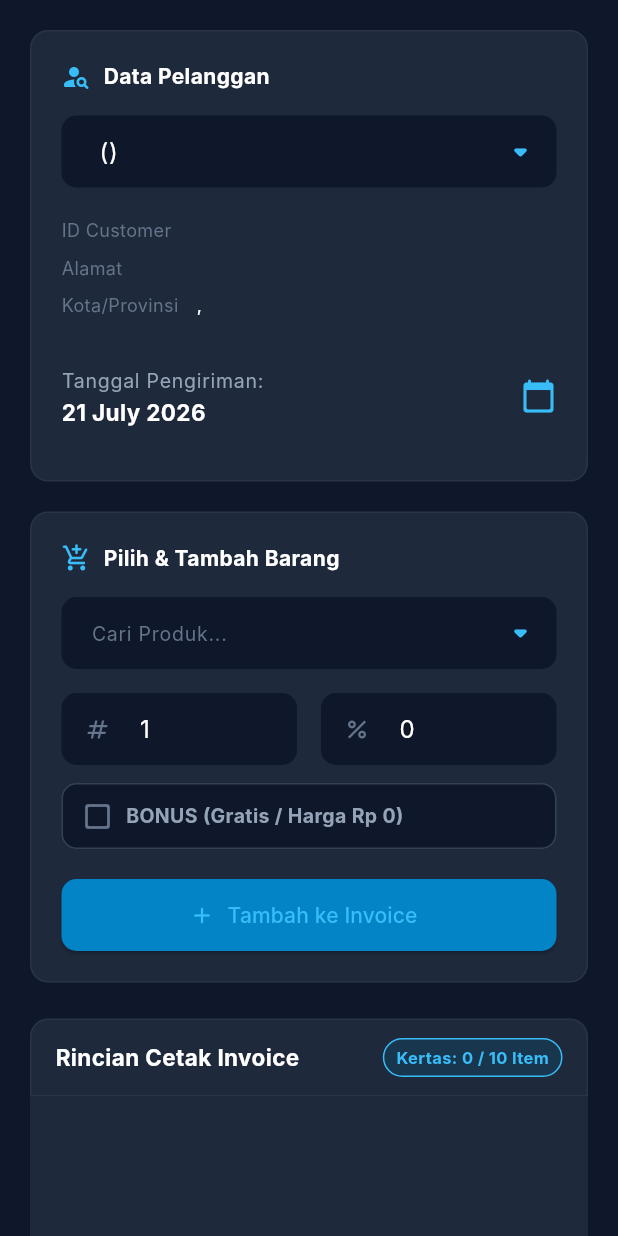
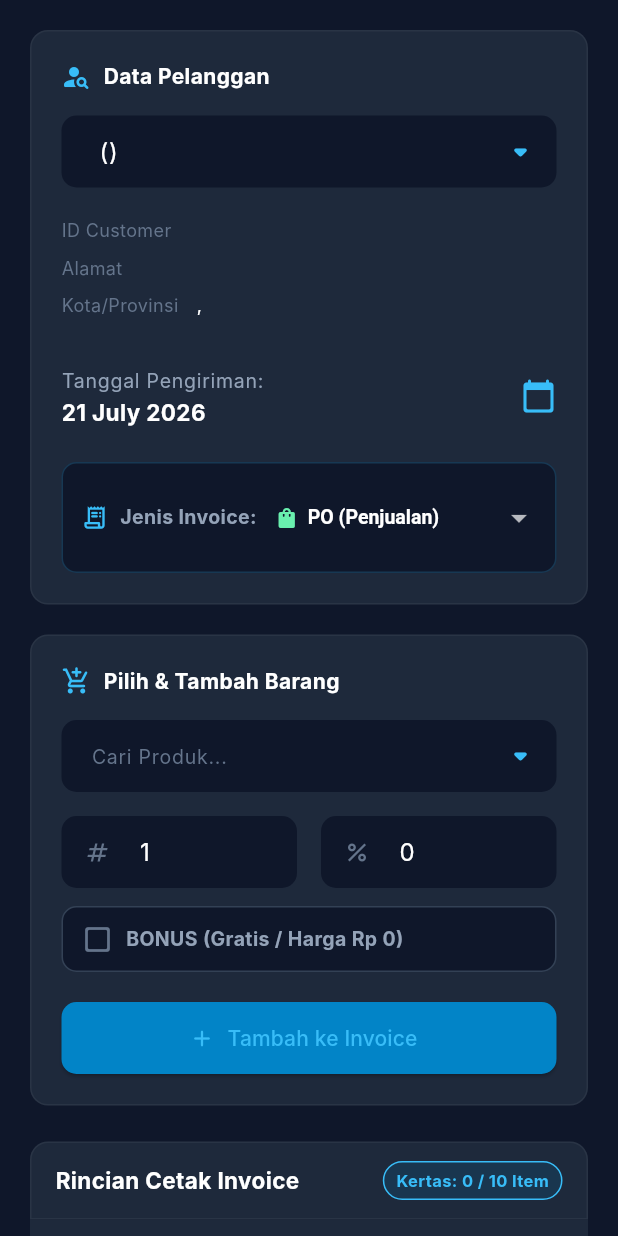
Before and after one commit to Lucifer-pw/LUCIFAX-PFS, a Flutter app: the TransactionEntryView widget shown alone on an empty page, opened directly, on a phone screen of 412 x 824 dp. Run offline on Flutter 3.47's test engine with Material 3 defaults, Android fonts, the phone set to English and light mode, and no system bars; our stand-ins replace cloud_firestore, file_picker, firebase_auth, firebase_core, fl_chart, image_picker and 3 more; missing offline and left inert: excel, google_mlkit_text_recognition, open_file_plus; accounts and stored records are empty; network calls fail; Roboto replaces fonts that are missing (Inter); key blocks and very long unbroken strings in the code were emptied for the run.

Commit message:
feat: opsi dropdown Tipe Invoice PO (Penjualan) vs SA (Sample/Bonus) & perbaikan import Excel nomor invoice SA v1.9.0

```diff
--- a/lib/models/transaction.dart
+++ b/lib/models/transaction.dart
@@ -51,7 +51,7 @@ class TransactionItem {
 }
 
 class Transaction {
-  final int invoiceNo; // auto-incrementing ID
+  final String invoiceNo; // auto-incrementing or custom ID (e.g. "625", "SA1", "SA34")
   final String customerId;
   final String customerName;
   final String aliasName;
@@ -104,8 +104,12 @@ class Transaction {
     final rawDeliveryDate = map['deliveryDate'] != null ? (map['deliveryDate'] as Timestamp).toDate() : null;
     final deliveryDate = status == 'DIKIRIM' ? rawDeliveryDate : null;
 
+    final String finalInvoiceNo = map['invoiceNo']?.toString().isNotEmpty == true
+        ? map['invoiceNo'].toString()
+        : docId;
+
     return Transaction(
-      invoiceNo: int.tryParse(docId) ?? 0,
+      invoiceNo: finalInvoiceNo,
       customerId: map['customerId'] ?? '',
       customerName: map['customerName'] ?? '',
       aliasName: map['aliasName'] ?? '',
@@ -128,6 +132,7 @@ class Transaction {
 
   Map<String, dynamic> toMap() {
     return {
+      'invoiceNo': invoiceNo,
       'customerId': customerId,
       'customerName': customerName,
       'aliasName': aliasName,
--- a/lib/views/shell_view.dart
+++ b/lib/views/shell_view.dart
@@ -322,7 +322,7 @@ class _ShellViewState extends State<ShellView> {
                 crossAxisAlignment: CrossAxisAlignment.start,
                 children: [
                   const Text(
-                    'Lucifax PFS v1.8.9',
+                    'Lucifax PFS v1.9.0',
                     style: TextStyle(color: Colors.white, fontWeight: FontWeight.bold, fontSize: 16, letterSpacing: 1.0),
                   ),
                   Text(
--- a/lib/views/transaction_entry_view.dart
+++ b/lib/views/transaction_entry_view.dart
@@ -317,6 +317,87 @@ class _TransactionEntryViewState extends State<TransactionEntryView> {
                     trProvider.setDeliveryDate(picked);
                   }
                 },
+              ),
+              const SizedBox(height: 8),
+
+              // Invoice Type & Numbering Option Dropdown (PO vs SA)
+              Container(
+                padding: const EdgeInsets.all(12),
+                decoration: BoxDecoration(
+                  color: const Color(0xFF0F172A),
+                  borderRadius: BorderRadius.circular(10),
+                  border: Border.all(color: const Color(0xFF38BDF8).withOpacity(0.2)),
+                ),
+                child: Column(
+                  crossAxisAlignment: CrossAxisAlignment.start,
+                  children: [
+                    Row(
+                      children: [
+                        const Icon(Icons.receipt_long_rounded, color: Color(0xFF38BDF8), size: 18),
+                        const SizedBox(width: 8),
+                        const Text('Jenis Invoice:', style: TextStyle(color: Color(0xFF94A3B8), fontSize: 13, fontWeight: FontWeight.bold)),
+                        const SizedBox(width: 12),
+                        Expanded(
+                          child: DropdownButtonHideUnderline(
+                            child: DropdownButton<String>(
+                              value: trProvider.invoiceType,
+                              dropdownColor: const Color(0xFF1E293B),
+                              isExpanded: true,
+                              style: const TextStyle(color: Colors.white, fontSize: 13, fontWeight: FontWeight.bold),
+                              items: const [
+                                DropdownMenuItem(
+                                  value: 'PO',
+                                  child: Row(
+                                    children: [
+                                      Icon(Icons.shopping_bag_rounded, color: Colors.greenAccent, size: 16),
+                                      SizedBox(width: 6),
+                                      Text('PO (Penjualan)'),
+                                    ],
+                                  ),
+                                ),
+                                DropdownMenuItem(
+                                  value: 'SA',
+                                  child: Row(
+                                    children: [
+                                      Icon(Icons.card_giftcard_rounded, color: Colors.amberAccent, size: 16),
+                                      SizedBox(width: 6),
+                                      Text('SA (Sample / Bonus)'),
+                                    ],
+                                  ),
+                                ),
+                              ],
+                              onChanged: (val) {
+                                if (val != null) {
+                                  trProvider.setInvoiceType(val);
+                                }
+                              },
+                            ),
+                          ),
+                        ),
+                      ],
+                    ),
+                    if (trProvider.invoiceType == 'SA') ...[
+                      const SizedBox(height: 10),
+                      TextFormField(
+                        style: const TextStyle(color: Colors.white, fontSize: 13),
+                        decoration: InputDecoration(
+                          labelText: 'No. Invoice SA (Contoh: SA34 atau SA1)',
+                          labelStyle: const TextStyle(color: Color(0xFF38BDF8), fontSize: 12),
+                          hintText: 'Kosongkan untuk nomor otomatis (SA1, SA2...)',
+                          hintStyle: const TextStyle(color: Color(0xFF64748B), fontSize: 11),
+                          isDense: true,
+                          filled: true,
+                          fillColor: const Color(0xFF1E293B),
+                          contentPadding: const EdgeInsets.symmetric(horizontal: 10, vertical: 8),
+                          border: OutlineInputBorder(borderRadius: BorderRadius.circular(8), borderSide: const BorderSide(color: Color(0xFF38BDF8))),
+                        ),
+                        onChanged: (val) {
+                          trProvider.setInvoiceType('SA', customSaNo: val);
+                        },
+                      ),
+                    ],
+                  ],
+                ),
               ),
             ],
           ),
--- a/pubspec.yaml
+++ b/pubspec.yaml
@@ -16,7 +16,7 @@ publish_to: 'none' # Remove this line if you wish to publish to pub.dev
 # https://developer.apple.com/library/archive/documentation/General/Reference/InfoPlistKeyReference/Articles/CoreFoundationKeys.html
 # In Windows, build-name is used as the major, minor, and patch parts
 # of the product and file versions while build-number is used as the build suffix.
-version: 1.8.9+68
+version: 1.9.0+69
 
 environment:
   sdk: '>=3.3.0 <4.0.0'
```
Also changed, not shown: lib/providers/transaction_provider.dart (+21 -5 lines), lib/services/firebase_service.dart (+71 -22 lines), lib/services/import_service.dart (+5 -5 lines), lib/views/transaction_history_view.dart (+9 -2 lines), 1 other file.
